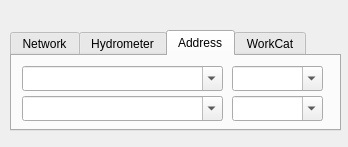
Before: the Qt Designer form search/ui/search_plus_dialog.ui in Giswater/giswater_qgis_plugin, drawn with Qt 5.
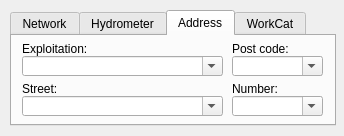
After: the same form once the commit is applied. The open tabs and pages were chosen to show the change.

Commit message: Update search form.

The edit to the form file:
```diff
--- a/search/ui/search_plus_dialog.ui
+++ b/search/ui/search_plus_dialog.ui
@@ -6,8 +6,8 @@
    <rect>
     <x>0</x>
     <y>0</y>
-    <width>348</width>
-    <height>147</height>
+    <width>344</width>
+    <height>136</height>
    </rect>
   </property>
   <property name="windowTitle">
@@ -17,9 +17,9 @@
    <property name="geometry">
     <rect>
      <x>10</x>
-     <y>30</y>
-     <width>331</width>
-     <height>101</height>
+     <y>10</y>
+     <width>326</width>
+     <height>116</height>
     </rect>
    </property>
    <property name="currentIndex">
@@ -167,9 +167,9 @@
      <property name="geometry">
       <rect>
        <x>10</x>
-       <y>40</y>
+       <y>60</y>
        <width>201</width>
-       <height>25</height>
+       <height>20</height>
       </rect>
      </property>
      <property name="editable">
@@ -180,9 +180,9 @@
      <property name="geometry">
       <rect>
        <x>220</x>
-       <y>40</y>
+       <y>60</y>
        <width>91</width>
-       <height>25</height>
+       <height>20</height>
       </rect>
      </property>
      <property name="editable">
@@ -193,9 +193,9 @@
      <property name="geometry">
       <rect>
        <x>220</x>
-       <y>10</y>
+       <y>20</y>
        <width>91</width>
-       <height>25</height>
+       <height>20</height>
       </rect>
      </property>
      <property name="editable">
@@ -206,15 +206,67 @@
      <property name="geometry">
       <rect>
        <x>10</x>
-       <y>10</y>
+       <y>20</y>
        <width>201</width>
-       <height>25</height>
+       <height>20</height>
       </rect>
      </property>
      <property name="editable">
       <bool>true</bool>
      </property>
     </widget>
+    <widget class="QLabel" name="label_connec_2">
+     <property name="geometry">
+      <rect>
+       <x>10</x>
+       <y>5</y>
+       <width>81</width>
+       <height>16</height>
+      </rect>
+     </property>
+     <property name="text">
+      <string>Exploitation:</string>
+     </property>
+    </widget>
+    <widget class="QLabel" name="label_connec_3">
+     <property name="geometry">
+      <rect>
+       <x>220</x>
+       <y>5</y>
+       <width>81</width>
+       <height>16</height>
+      </rect>
+     </property>
+     <property name="text">
+      <string>Post code:</string>
+     </property>
+    </widget>
+    <widget class="QLabel" name="label_connec_4">
+     <property name="geometry">
+      <rect>
+       <x>220</x>
+       <y>45</y>
+       <width>81</width>
+       <height>16</height>
+      </rect>
+     </property>
+     <property name="text">
+      <string>Number:</string>
+     </property>
+    </widget>
+    <widget class="QLabel" name="label_connec_5">
+     <property name="geometry">
+      <rect>
+       <x>10</x>
+       <y>45</y>
+       <width>81</width>
+       <height>16</height>
+      </rect>
+     </property>
+     <property name="text">
+      <string>Street:</string>
+     </property>
+    </widget>
    </widget>
    <widget class="QWidget" name="tab">
     <attribute name="title">
```
Left out of the diff: 96 changed lines with no effect on the pictures.
